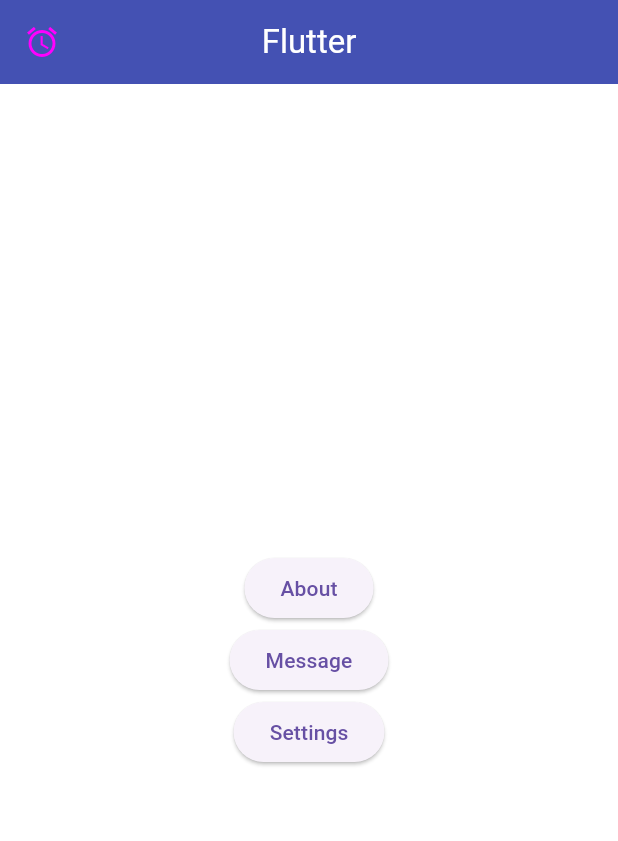
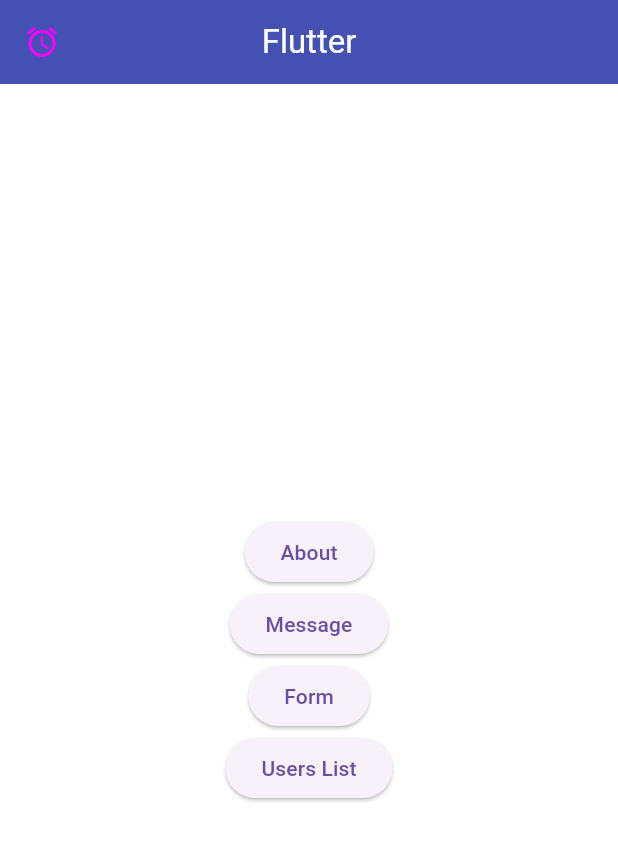
Before and after one commit to Antschw/intellij_flutter_test, a Flutter app: the screen it shows after launch, on a phone screen of 412 x 824 dp. Shown: the top 841 px of the screen. Run offline on Flutter 3.47's test engine with Material 3 defaults, Android fonts, the phone set to English and light mode, and no system bars; our stand-ins replace audioplayers, package_info_plus.

Commit message:
Ajout Users List

```diff
--- /dev/null
+++ b/lib/controller/user_controller.dart
@@ -0,0 +1,23 @@
+import 'package:intellij_flutter_test/model/user.dart';
+
+class UserController {
+  final List<User> _users = [];
+  List<User> get users => _users;
+  Future<void> loadUsers() async {
+    users.add(User('Dupont', 'Jean'));
+    users.add(User('Durand', 'Pierre'));
+    users.add(User('Martin', 'Paul'));
+    users.add(User('Leclerc', 'Marie'));
+    users.add(User('Bertrand', 'Luc'));
+    users.add(User('Dupont', 'Jean'));
+    users.add(User('Durand', 'Pierre'));
+    users.add(User('Martin', 'Paul'));
+    users.add(User('Leclerc', 'Marie'));
+    users.add(User('Bertrand', 'Luc'));
+    users.add(User('Dupont', 'Jean'));
+    users.add(User('Durand', 'Pierre'));
+    users.add(User('Martin', 'Paul'));
+    users.add(User('Leclerc', 'Marie'));
+    users.add(User('Bertrand', 'Luc'));
+  }
+}
--- a/lib/main.dart
+++ b/lib/main.dart
@@ -3,6 +3,7 @@
 import 'package:intellij_flutter_test/screens/home_screen.dart';
 import 'package:intellij_flutter_test/screens/message_screen.dart';
 import 'package:intellij_flutter_test/screens/settings_screen.dart';
+import 'package:intellij_flutter_test/screens/users_list_screen.dart';
 
 void main() {
   runApp(const MainApp());
@@ -27,6 +28,7 @@
         '/about': (context) => const AboutScreen(),
         '/message': (context) => const MessageScreen(),
         '/settings': (context) => const SettingsScreen(),
+        '/usersList': (context) => const UsersListScreen(),
       },
     );
   }
--- a/lib/screens/home_screen.dart
+++ b/lib/screens/home_screen.dart
@@ -34,7 +34,11 @@
             ),
             ElevatedButton(
               onPressed: () => btSettings(context),
-              child: const Text('Settings'),
+              child: const Text('Form'),
+            ),
+            ElevatedButton(
+              onPressed: () => btUsers(context),
+              child: const Text('Users List'),
             ),
           ],
         ),
@@ -64,3 +68,10 @@
     '/settings',
   );
 }
+
+void btUsers(BuildContext context) {
+  Navigator.pushNamed(
+    context,
+    '/usersList',
+  );
+}
--- a/lib/screens/settings_screen.dart
+++ b/lib/screens/settings_screen.dart
@@ -142,7 +142,7 @@
   Widget build(BuildContext context) {
     return Scaffold(
       appBar: AppBar(
-        title: const Text('Profil', style: TextStyle(color: Colors.white)),
+        title: const Text('Form', style: TextStyle(color: Colors.white)),
       ),
       // Corps de la page
       body: Container(
```
Also changed, not shown: lib/model/user.dart (added, +17 -0 lines), lib/screens/users_list_screen.dart (added, +125 -0 lines).
